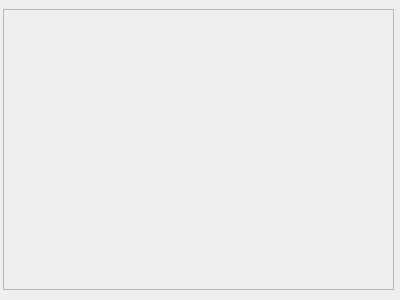
Before: the Qt Designer form TestMyWidget/historywindow.ui in DizelforClaSS/Qt-project, drawn with Qt 5.
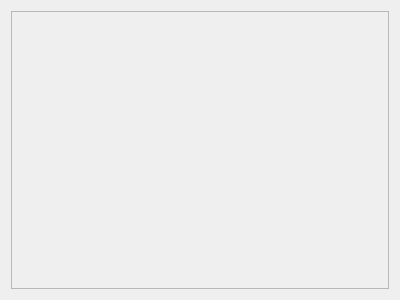
After: the same form once the commit is applied.

What changed in the file:
```diff
--- a/TestMyWidget/historywindow.ui
+++ b/TestMyWidget/historywindow.ui
@@ -25,19 +25,15 @@
   <property name="windowTitle">
    <string>History</string>
   </property>
+  <layout class="QGridLayout" name="gridLayout">
+   <item row="0" column="0">
   <widget class="QTextEdit" name="textEdit">
    <property name="enabled">
     <bool>false</bool>
    </property>
-   <property name="geometry">
-    <rect>
-     <x>3</x>
-     <y>9</y>
-     <width>391</width>
-     <height>281</height>
-    </rect>
-   </property>
-  </widget>
+    </widget>
+   </item>
+  </layout>
  </widget>
  <resources/>
  <connections/>
```
Lines whose indentation alone changed are shown as unchanged.
